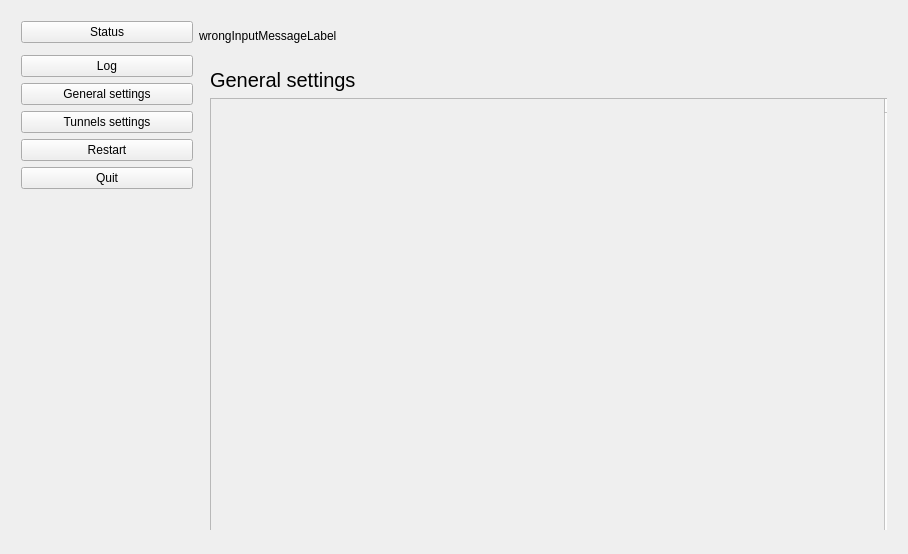
Before: the Qt Designer form qt/i2pd_qt/mainwindow.ui in PurpleI2P/i2pd, drawn with Qt 5.
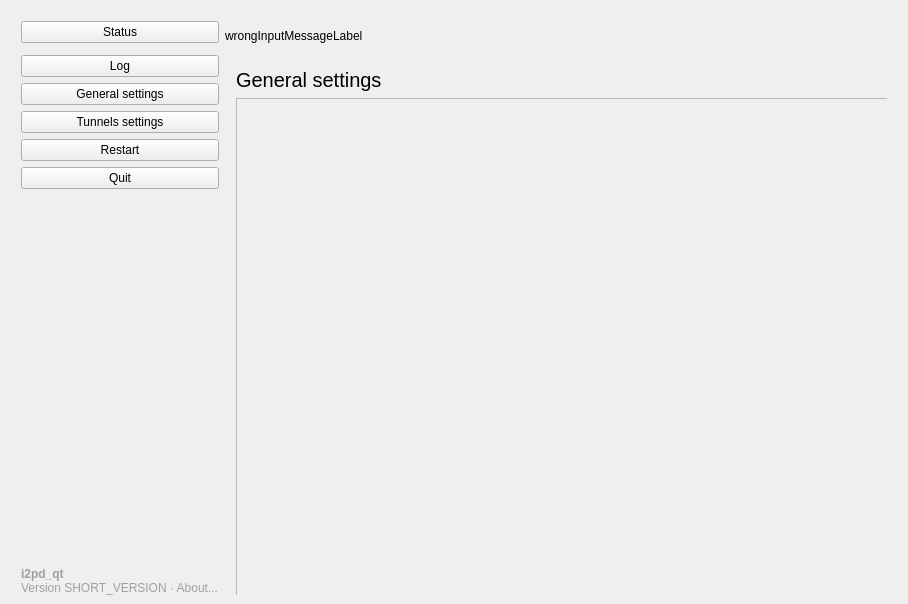
After: the same form once the commit is applied. The open tabs and pages were chosen to show the change.

Commit message: qt: added about box

```diff
--- a/qt/i2pd_qt/mainwindow.ui
+++ b/qt/i2pd_qt/mainwindow.ui
@@ -7,7 +7,7 @@
     <x>0</x>
     <y>0</y>
     <width>908</width>
-    <height>554</height>
+    <height>604</height>
    </rect>
   </property>
   <property name="minimumSize">
@@ -35,13 +35,13 @@
    <property name="minimumSize">
     <size>
      <width>908</width>
-     <height>550</height>
+     <height>600</height>
     </size>
    </property>
    <property name="maximumSize">
     <size>
      <width>908</width>
-     <height>550</height>
+     <height>600</height>
     </size>
    </property>
    <widget class="QWidget" name="horizontalLayoutWidget">
@@ -50,7 +50,7 @@
       <x>10</x>
       <y>10</y>
       <width>888</width>
-      <height>531</height>
+      <height>596</height>
      </rect>
     </property>
     <layout class="QHBoxLayout" name="horizontalLayout">
@@ -58,7 +58,7 @@
       <enum>QLayout::SetMaximumSize</enum>
      </property>
      <item>
-      <layout class="QVBoxLayout" name="verticalLayout" stretch="0,0,0,0,0,0,0,0,0">
+      <layout class="QVBoxLayout" name="verticalLayout" stretch="0,0,0,0,0,0,0,0,0,0">
        <property name="sizeConstraint">
         <enum>QLayout::SetMinimumSize</enum>
        </property>
@@ -67,7 +67,7 @@
          <x>0</x>
          <y>0</y>
          <width>170</width>
-         <height>496</height>
+         <height>596</height>
         </rect>
        </property>
        <item>
@@ -172,6 +172,33 @@
          </property>
         </spacer>
        </item>
+       <item>
+        <widget class="QLabel" name="aboutHrefLabel">
+         <property name="font">
+          <font>
+           <pointsize>9</pointsize>
+          </font>
+         </property>
+         <property name="contextMenuPolicy">
+          <enum>Qt::NoContextMenu</enum>
+         </property>
+         <property name="toolTip">
+          <string>Show app name, version and build date</string>
+         </property>
+         <property name="text">
+          <string>&lt;html&gt;&lt;head/&gt;&lt;body&gt;&lt;p&gt;&lt;a href=&quot;about:i2pd_qt&quot;&gt;&lt;span style=&quot;text-decoration: none; color:#a0a0a0;&quot;&gt;&lt;span style=&quot;font-weight: 500;&quot;&gt;i2pd_qt&lt;/span&gt;&lt;br/&gt;Version SHORT_VERSION · About...&lt;/span&gt;&lt;/a&gt;&lt;/p&gt;&lt;/body&gt;&lt;/html&gt;</string>
+         </property>
+         <property name="alignment">
+          <set>Qt::AlignLeading|Qt::AlignLeft|Qt::AlignVCenter</set>
+         </property>
+         <property name="margin">
+          <number>6</number>
+         </property>
+         <property name="indent">
+          <number>0</number>
+         </property>
+        </widget>
+       </item>
       </layout>
      </item>
      <item>
@@ -629,7 +656,7 @@
          </property>
          <property name="maximumSize">
           <size>
-           <width>713</width>
+           <width>707</width>
            <height>713</height>
           </size>
          </property>
@@ -753,8 +780,8 @@
             <rect>
              <x>0</x>
              <y>0</y>
-             <width>711</width>
-             <height>531</height>
+             <width>707</width>
+             <height>586</height>
             </rect>
            </property>
            <layout class="QVBoxLayout" name="verticalLayout_4">
@@ -798,8 +825,8 @@
                 <rect>
                  <x>0</x>
                  <y>0</y>
-                 <width>81</width>
-                 <height>28</height>
+                 <width>693</width>
+                 <height>498</height>
                 </rect>
                </property>
                <property name="sizePolicy">
```
Left out of the diff: 18 changed lines with no effect on the pictures. The commit also changes 8 other files.
